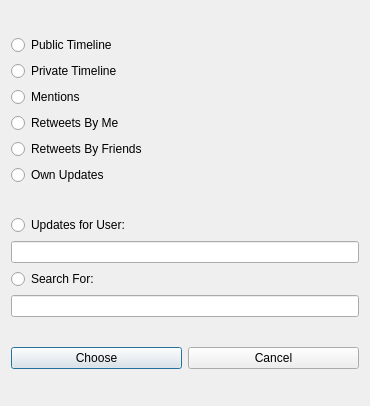
Above: chronicon/ui/pick-timeline.ui from berndhs/chronicon before the change. Below: the same form after it.
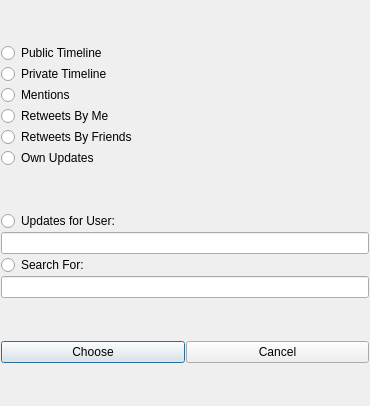
That is the form after the change. Icons and pictures are not drawn.

Commit message: smaller margins for more content, next version number

What changed in the file:
```diff
--- a/chronicon/ui/pick-timeline.ui
+++ b/chronicon/ui/pick-timeline.ui
@@ -132,6 +132,7 @@
    </item>
   </layout>
  </widget>
+ <layoutdefault spacing="1" margin="1"/>
  <resources>
   <include location="../chronicon.qrc"/>
  </resources>
```
Left out of the diff: 1 changed line with no effect on the pictures. The commit also changes 12 other files.
